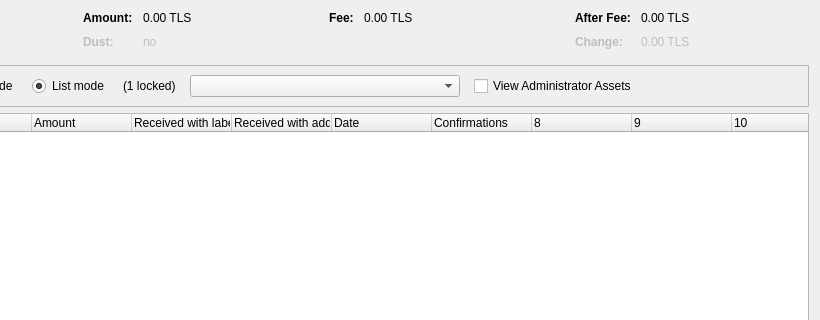
Qt form src/qt/forms/assetcontroldialog.ui (Telestai-Project/telestai) before a commit; both pictures show x 180 to 1000 and y 0 to 320 of the 1000 by 500 pixel window.
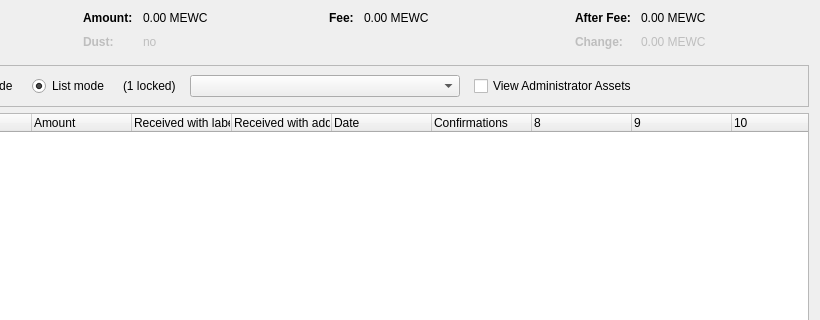
The same form after that commit. Custom widgets are drawn as their Qt base class.

```diff
--- a/src/qt/forms/assetcontroldialog.ui
+++ b/src/qt/forms/assetcontroldialog.ui
@@ -132,7 +132,7 @@
           <enum>Qt::ActionsContextMenu</enum>
          </property>
          <property name="text">
-          <string notr="true">0.00 TLS</string>
+          <string notr="true">0.00 MEWC</string>
          </property>
          <property name="textInteractionFlags">
           <set>Qt::LinksAccessibleByMouse|Qt::TextSelectableByKeyboard|Qt::TextSelectableByMouse</set>
@@ -212,7 +212,7 @@
           <enum>Qt::ActionsContextMenu</enum>
          </property>
          <property name="text">
-          <string notr="true">0.00 TLS</string>
+          <string notr="true">0.00 MEWC</string>
          </property>
          <property name="textInteractionFlags">
           <set>Qt::LinksAccessibleByMouse|Qt::TextSelectableByKeyboard|Qt::TextSelectableByMouse</set>
@@ -257,7 +257,7 @@
           <enum>Qt::ActionsContextMenu</enum>
          </property>
          <property name="text">
-          <string notr="true">0.00 TLS</string>
+          <string notr="true">0.00 MEWC</string>
          </property>
          <property name="textInteractionFlags">
           <set>Qt::LinksAccessibleByMouse|Qt::TextSelectableByKeyboard|Qt::TextSelectableByMouse</set>
@@ -292,7 +292,7 @@
           <enum>Qt::ActionsContextMenu</enum>
          </property>
          <property name="text">
-          <string notr="true">0.00 TLS</string>
+          <string notr="true">0.00 MEWC</string>
          </property>
          <property name="textInteractionFlags">
           <set>Qt::LinksAccessibleByMouse|Qt::TextSelectableByKeyboard|Qt::TextSelectableByMouse</set>
```
Left out of the diff: 2 changed lines with no effect on the pictures.
